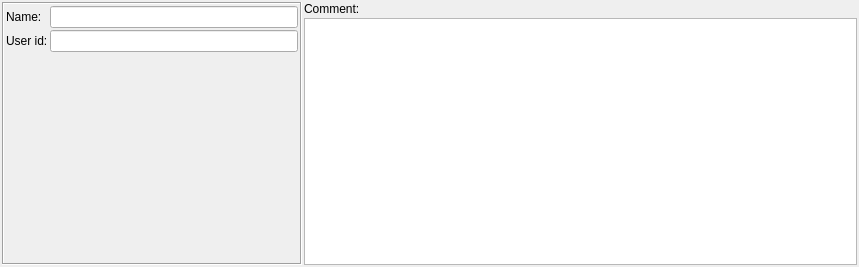
This is src/gui/userdialog_q.ui in fwbuilder/fwbuilder as Qt 5 draws it before an edit. The edited form follows.
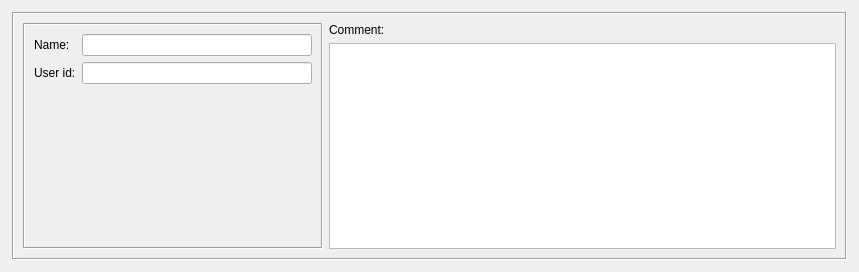
This is the edited form.

Commit message: See #501 Finally cleaned up dialog layout for all object dialogs. Had to remove default margin and spacing in the "form setting" for each dialog

What changed in the file:
```diff
--- a/src/gui/userdialog_q.ui
+++ b/src/gui/userdialog_q.ui
@@ -9,7 +9,7 @@
     <x>0</x>
     <y>0</y>
     <width>859</width>
-    <height>267</height>
+    <height>272</height>
    </rect>
   </property>
   <property name="sizePolicy" >
@@ -23,7 +23,7 @@
   </property>
   <layout class="QGridLayout" name="gridLayout" >
    <property name="margin" >
-    <number>0</number>
+    <number>12</number>
    </property>
    <item row="0" column="0" >
     <widget class="QFrame" name="frame7" >
@@ -34,7 +34,7 @@
       </sizepolicy>
      </property>
      <property name="frameShape" >
-      <enum>QFrame::NoFrame</enum>
+      <enum>QFrame::Box</enum>
      </property>
      <property name="frameShadow" >
       <enum>QFrame::Sunken</enum>
@@ -172,7 +172,6 @@
    </item>
   </layout>
  </widget>
- <layoutdefault spacing="2" margin="2" />
  <tabstops>
   <tabstop>obj_name</tabstop>
   <tabstop>userid</tabstop>
```
Left out of the diff: 1 changed line with no effect on the pictures. The commit also changes 30 other files.
